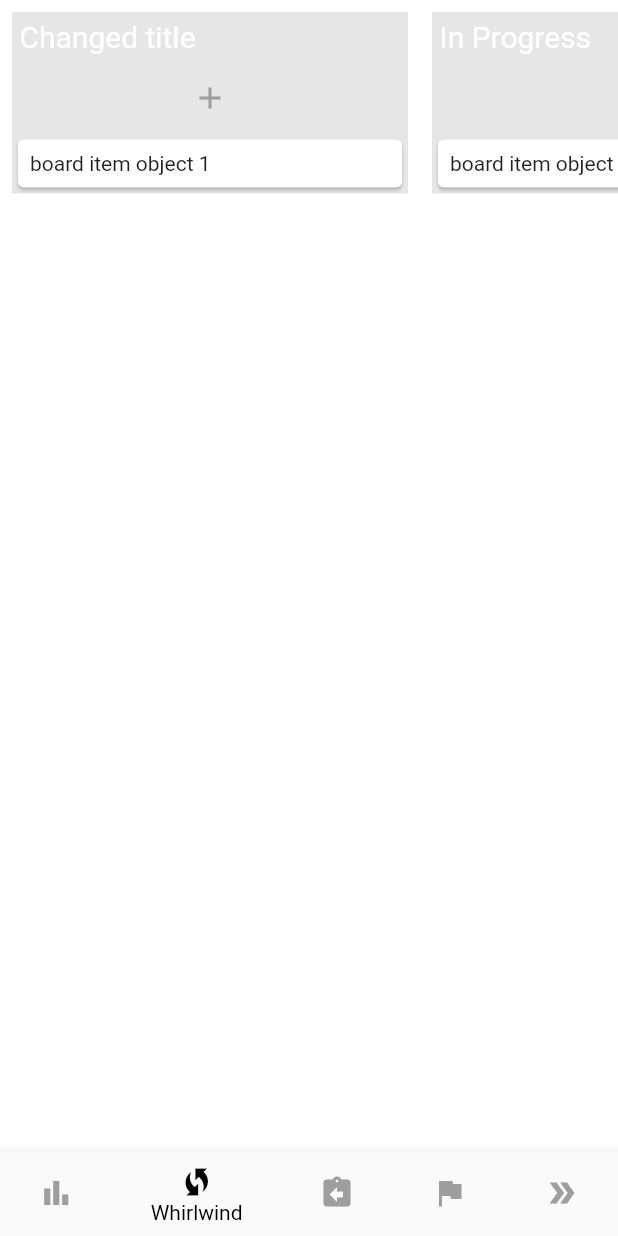
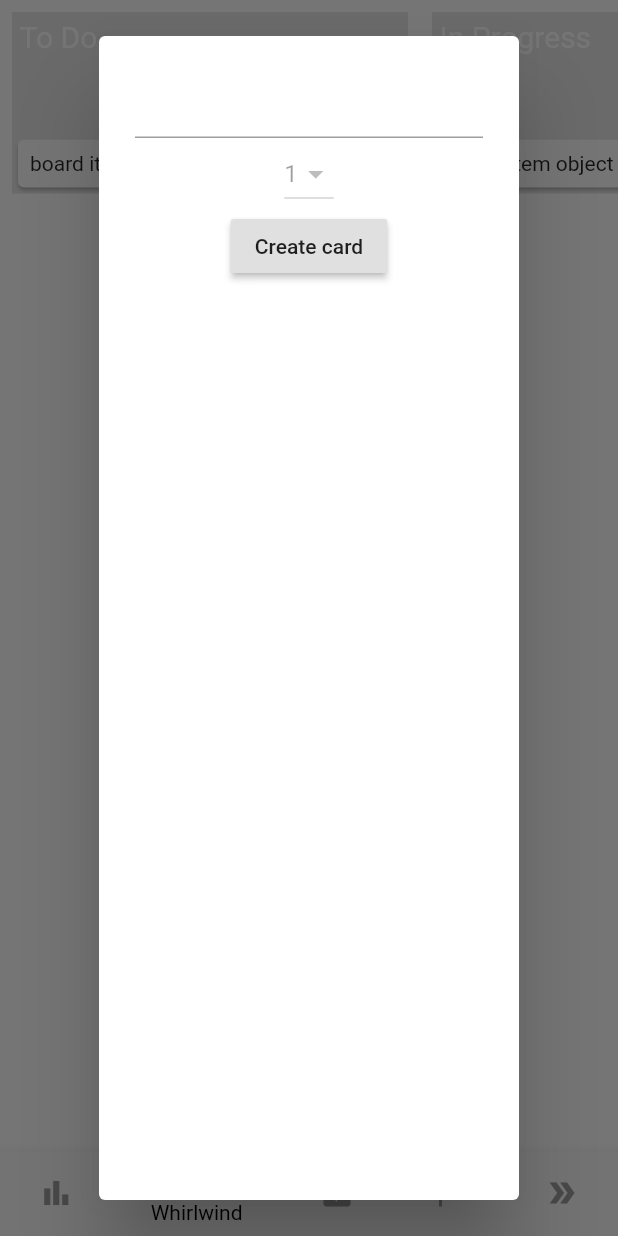
Before and after one commit to HaydenTheBaron/flutter-kanban-app, a Flutter app: the screen it shows after launch, item 2 of the bottom bar chosen, after a tap on the "add" icon, on a phone screen of 412 x 824 dp. Run offline on Flutter 3.47's test engine with Material 2 defaults, Android fonts, the phone set to English and light mode, and no system bars.

Commit message:
Finish implementing create new card on kanban col ft

```diff
--- a/lib/shared/kanban_board.dart
+++ b/lib/shared/kanban_board.dart
@@ -29,7 +29,12 @@ class KanbanBoard extends StatefulWidget {
 }
 
 class _KanbanBoardState extends State<KanbanBoard> {
-  var boardViewController = BoardViewController(); // TODO: can I make this final?
+  var boardViewController =
+      BoardViewController(); // TODO: can I make this final?
+
+  var titleCreateCardTextFormFieldController = TextEditingController();
+
+  final _formKey = GlobalKey<FormState>();
 
   @override
   Widget build(BuildContext context) {
@@ -74,7 +79,6 @@ class _KanbanBoardState extends State<KanbanBoard> {
                       list.title = newBoardListTitle;
                     });
                   },
-
                   controller: list.textEditingController,
                   focusNode: FocusNode(),
                   cursorColor: Colors.grey,
@@ -88,9 +92,84 @@ class _KanbanBoardState extends State<KanbanBoard> {
                   minWidth: 20,
                   onPressed: () {
                     // TODO: factor this logic out into its own method
-                    setState(() {
-                      list.title = 'Changed title';
-                    });
+
+                    /* TODO: jump to a new screen where we fill out a simple form to create a task. When the form
+                    is submitted, we jump back to original screen. (Or instead, try to overlay something)
+                     */
+
+                    showDialog(
+                        context: context,
+                        builder: (BuildContext context) {
+                          return AlertDialog(
+                            content: Stack(
+                              children: <Widget>[
+                                Center(
+                                  child: Form(
+                                    key: _formKey,
+                                    child: Column(
+                                      children: [
+                                        TextFormField(
+                                          controller:
+                                              titleCreateCardTextFormFieldController,
+                                          validator: (value) {
+                                            if (value.isEmpty) {
+                                              return 'Please enter some text';
+                                            }
+                                            return null;
+                                          },
+                                        ),
+                                        DropdownButton( // TODO: finish implementing velocity picker
+                                          // Velocity picker
+                                          onTap: () {
+                                            // TODO: Implement
+                                          },
+                                          items: [
+                                            DropdownMenuItem(child: Text('1')),
+                                            DropdownMenuItem(child: Text('2')),
+                                            DropdownMenuItem(child: Text('3')),
+                                          ],
+                                        ),
+                                        RaisedButton(
+                                          child: Text('Create card'),
+                                          onPressed: () {
+                                            if (_formKey.currentState
+                                                .validate()) { // FIXME: validation is not working. The form doen't enforce that title field needs to be filled
+                                              //   // FIXME: snack bar breaks everything
+                                              //   // Scaffold.of(context)
+                                              //   //     .showSnackBar(SnackBar(
+                                              //   //         backgroundColor:
+                                              //   //             Colors.red,
+                                              //   //         elevation: 100,
+                                              //   //         content: Text(
+                                              //   //             'Processing Data')));
+                                            }
+
+                                            /* Use form data to construct new card */
+                                            setState(
+                                              () {
+                                                list.items.add(BoardItemObject(this
+                                                    .titleCreateCardTextFormFieldController
+                                                    .value
+                                                    .text));
+
+                                                // Blank out field for next time add button is clicked
+                                                this.titleCreateCardTextFormFieldController =
+                                                    TextEditingController();
+                                              },
+                                            );
+
+                                            Navigator.pop(context);
+                                          },
+                                        ),
+                                      ],
+                                    ),
+                                  ),
+                                ),
+                              ],
+                            ),
+                          );
+                        });
+
                     // BKMRK
                   }, // TODO: Implement edit column label logic
                   child: Icon(
```
